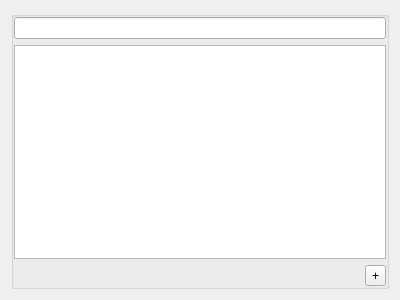
First picture: the form in src/contactdetailgroupbox.ui, repository ZestyMeta/qontacts, before the edit.
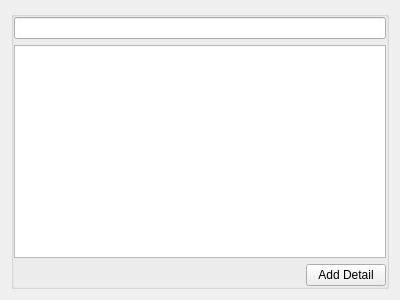
Second picture: the form after the edit. The open tabs and pages were chosen to show the change.

Diff of the .ui file:
```diff
--- a/src/contactdetailgroupbox.ui
+++ b/src/contactdetailgroupbox.ui
@@ -83,9 +83,9 @@
              </spacer>
             </item>
             <item>
-             <widget class="QToolButton" name="toolButton">
+             <widget class="QPushButton" name="addDetailBtn">
               <property name="text">
-               <string>+</string>
+               <string>Add Detail</string>
               </property>
              </widget>
             </item>
```
Left out of the diff: 2 changed lines with no effect on the pictures.
